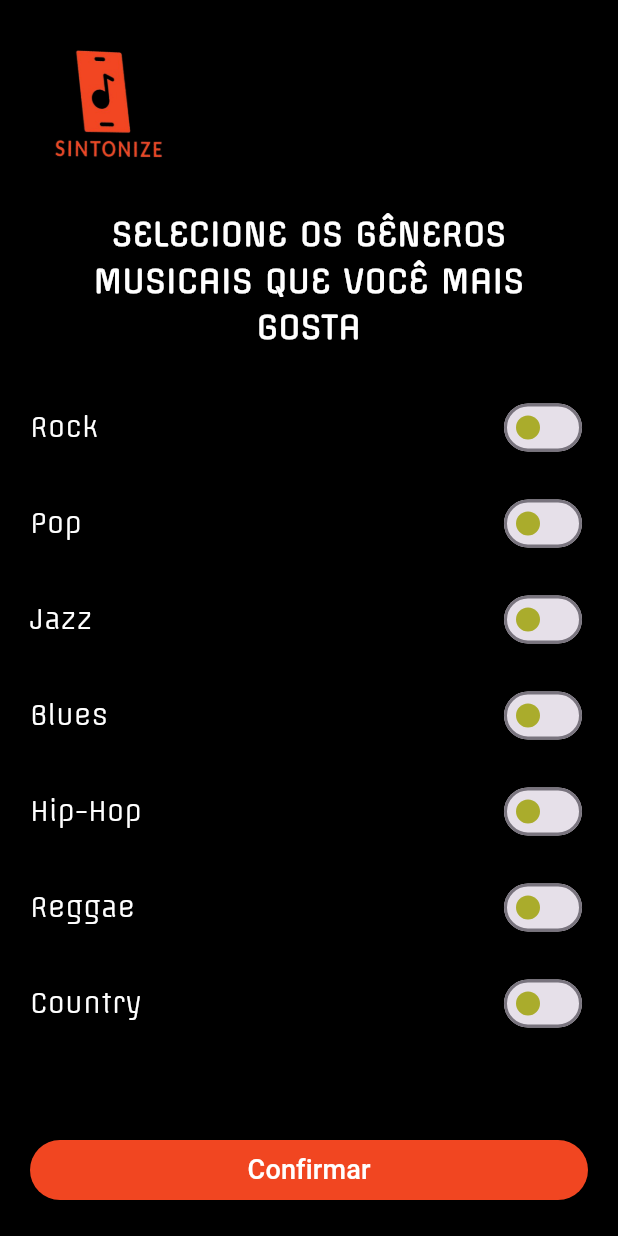
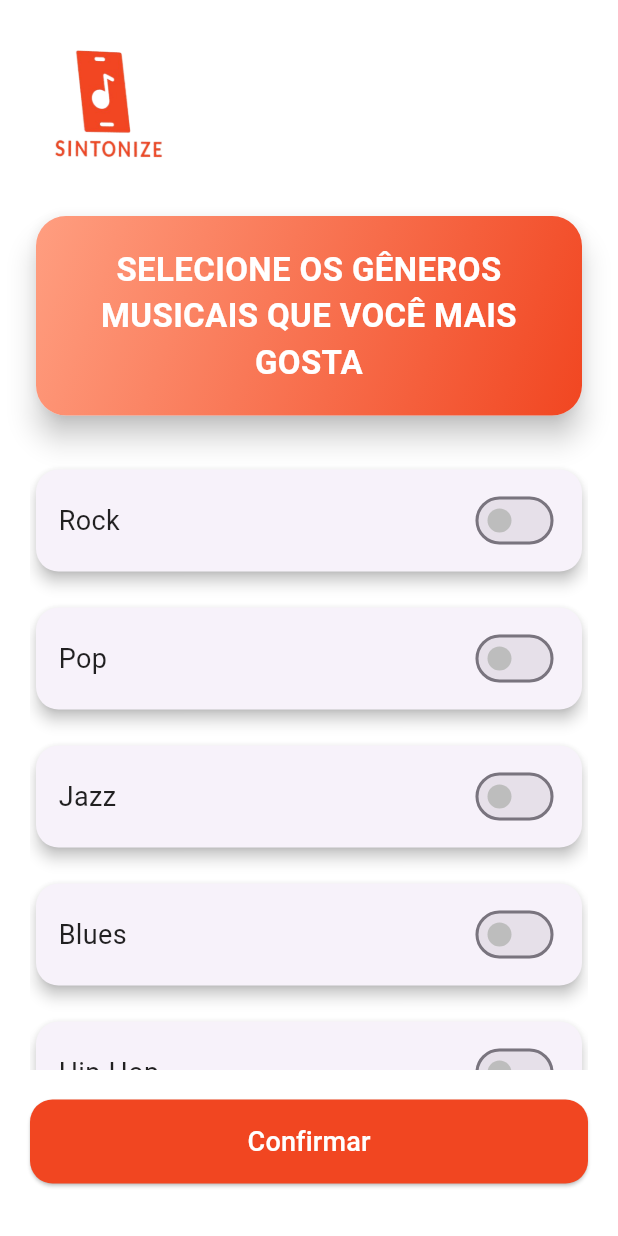
Before and after one commit to MarcosNeto14/Sintonize, a Flutter app: the GenerosCadastroScreen screen opened directly, on a phone screen of 412 x 824 dp. Run offline on Flutter 3.47's test engine with Material 3 defaults, Android fonts, the phone set to English and light mode, and no system bars; our stand-ins replace cloud_firestore, firebase_auth, firebase_core; accounts and stored records are empty; Roboto replaces fonts that are missing (Piazzolla, Poppins).

Commit message:
visual generos, pesquisa musica, sintonizados

```diff
--- a/lib/generos-cadastro.dart
+++ b/lib/generos-cadastro.dart
@@ -73,8 +73,9 @@ class _GenerosCadastroScreenState extends State<GenerosCadastroScreen> {
   @override
   Widget build(BuildContext context) {
     return Scaffold(
-      backgroundColor: Colors.black,
-      body: Padding(
+      backgroundColor: Colors.white,
+      body: SingleChildScrollView(
+        child: Padding(
           padding: const EdgeInsets.all(20.0),
           child: Column(
             crossAxisAlignment: CrossAxisAlignment.start,
@@ -88,29 +89,59 @@ class _GenerosCadastroScreenState extends State<GenerosCadastroScreen> {
                 ),
               ),
               const SizedBox(height: 20),
-            const Center(
-              child: Padding(
-                padding: EdgeInsets.symmetric(horizontal: 16.0),
+              Card(
+                elevation: 8,
+                shape: RoundedRectangleBorder(
+                  borderRadius: BorderRadius.circular(20),
+                ),
+                child: Container(
+                  padding: const EdgeInsets.symmetric(
+                    vertical: 20,
+                    horizontal: 15,
+                  ),
+                  decoration: BoxDecoration(
+                    borderRadius: BorderRadius.circular(20),
+                    gradient: const LinearGradient(
+                      colors: [
+                        Color(0xFFFF9E80),
+                        Color(0xFFF14621),
+                      ],
+                      begin: Alignment.topLeft,
+                      end: Alignment.bottomRight,
+                    ),
+                  ),
+                  child: const Center(
                     child: Text(
                       'SELECIONE OS GÊNEROS MUSICAIS QUE VOCÊ MAIS GOSTA',
                       style: TextStyle(
                         color: Colors.white,
                         fontSize: 22,
                         fontWeight: FontWeight.bold,
-                    fontFamily: 'Offside',
+                        fontFamily: 'Poppins',
                       ),
                       textAlign: TextAlign.center,
                     ),
                   ),
                 ),
+              ),
               const SizedBox(height: 20),
-            Expanded(
+              // Substitua o Expanded por um Container com altura fixa
+              Container(
+                height: MediaQuery.of(context).size.height * 0.5, // Ajuste a altura conforme necessário
                 child: ListView.builder(
                   itemCount: generos.length,
                   itemBuilder: (context, index) {
                     final genero = generos[index];
                     return Padding(
                       padding: const EdgeInsets.symmetric(vertical: 8.0),
+                      child: Card(
+                        elevation: 4,
+                        shape: RoundedRectangleBorder(
+                          borderRadius: BorderRadius.circular(15),
+                        ),
+                        child: Padding(
+                          padding: const EdgeInsets.symmetric(
+                              vertical: 10, horizontal: 15),
                           child: Row(
                             mainAxisAlignment: MainAxisAlignment.spaceBetween,
                             children: [
@@ -118,15 +149,14 @@ class _GenerosCadastroScreenState extends State<GenerosCadastroScreen> {
                                 genero,
                                 style: const TextStyle(
                                   fontSize: 18,
-                            color: Colors.white,
-                            fontFamily: 'Offside',
+                                  color: Colors.black87,
+                                  fontFamily: 'Piazzolla',
                                 ),
                               ),
                               Switch(
                                 value: selecionados[genero]!,
                                 activeColor: const Color(0xFFF14621),
-                          inactiveThumbColor:
-                              const Color.fromARGB(255, 170, 172, 44),
+                                inactiveThumbColor: Colors.grey[400],
                                 onChanged: (bool isSelected) {
                                   setState(() {
                                     selecionados[genero] = isSelected;
@@ -134,6 +164,8 @@ class _GenerosCadastroScreenState extends State<GenerosCadastroScreen> {
                                 },
                               ),
                             ],
+                          ),
+                        ),
                       ),
                     );
                   },
@@ -147,14 +179,16 @@ class _GenerosCadastroScreenState extends State<GenerosCadastroScreen> {
                   style: ElevatedButton.styleFrom(
                     backgroundColor: const Color(0xFFF14621),
                     shape: RoundedRectangleBorder(
-                    borderRadius: BorderRadius.circular(30),
+                      borderRadius: BorderRadius.circular(15),
                     ),
+                    padding: const EdgeInsets.symmetric(vertical: 15),
                   ),
                   child: const Text(
                     'Confirmar',
                     style: TextStyle(
                       color: Colors.white,
                       fontSize: 18,
+                      fontFamily: 'Piazzolla',
                     ),
                   ),
                 ),
@@ -162,6 +196,7 @@ class _GenerosCadastroScreenState extends State<GenerosCadastroScreen> {
             ],
           ),
         ),
+      ),
     );
   }
 }
```
Also changed, not shown: lib/pesquisa-direta.dart (+49 -30 lines), lib/sintonizados.dart (+51 -46 lines), lib/usuario.dart (+12 -25 lines). Lines whose indentation alone changed are shown as unchanged.
